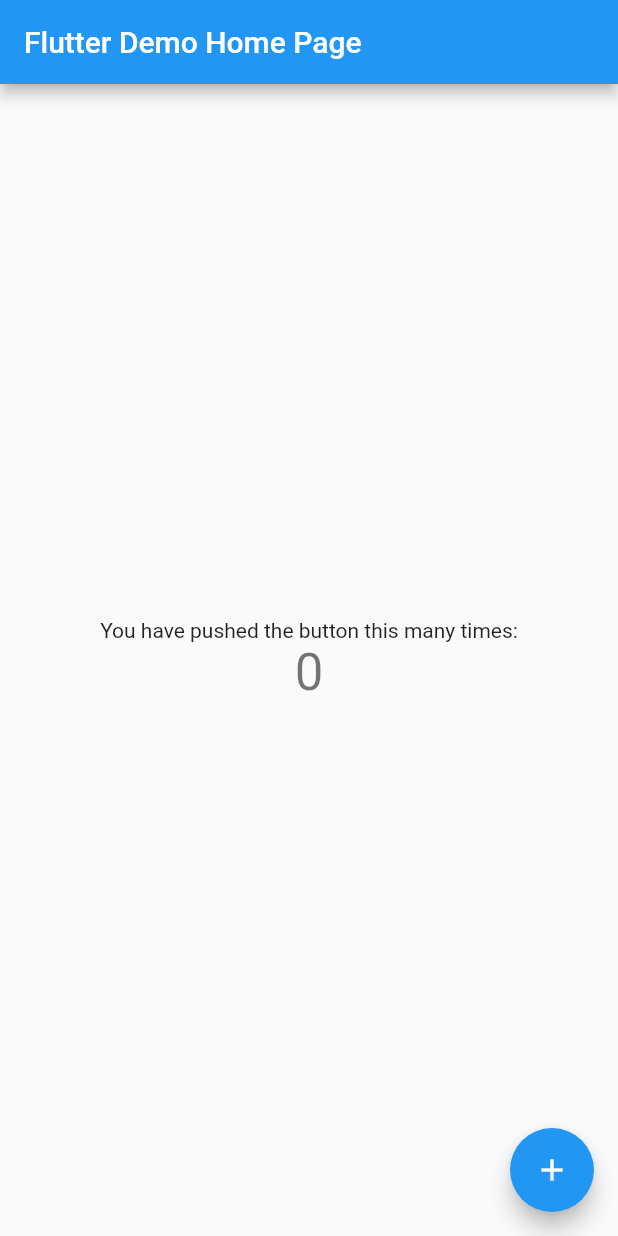
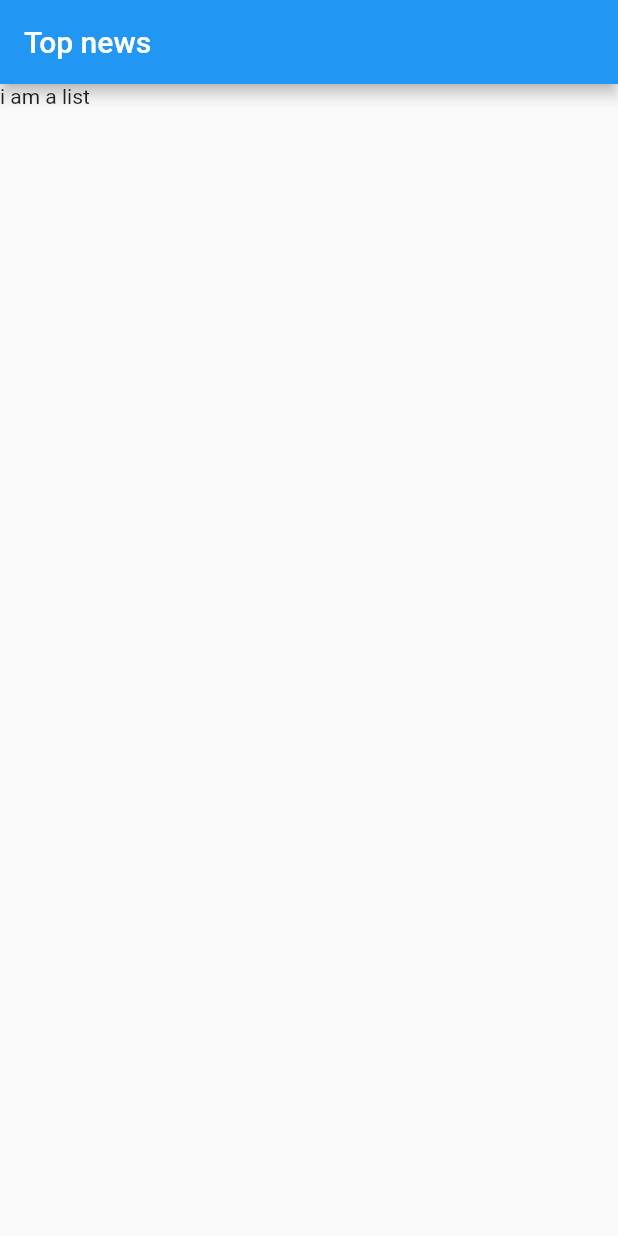
Before and after one commit to edubskiy/hacker-news, a Flutter app: the screen it shows after launch, on a phone screen of 412 x 824 dp. Run offline on Flutter 3.47's test engine with Material 2 defaults, Android fonts, the phone set to English and light mode, and no system bars; our stand-ins replace sqflite; accounts and stored records are empty.

Commit message:
Added bloc and screens; added rxdart package

```diff
--- a/lib/main.dart
+++ b/lib/main.dart
@@ -1,117 +1,6 @@
 import 'package:flutter/material.dart';
+import 'package:hacker_news/src/app.dart';
 
 void main() {
-  runApp(MyApp());
+  runApp(App());
 }
-
-class MyApp extends StatelessWidget {
-  // This widget is the root of your application.
-  @override
-  Widget build(BuildContext context) {
-    return MaterialApp(
-      title: 'Flutter Demo',
-      theme: ThemeData(
-        // This is the theme of your application.
-        //
-        // Try running your application with "flutter run". You'll see the
-        // application has a blue toolbar. Then, without quitting the app, try
-        // changing the primarySwatch below to Colors.green and then invoke
-        // "hot reload" (press "r" in the console where you ran "flutter run",
-        // or simply save your changes to "hot reload" in a Flutter IDE).
-        // Notice that the counter didn't reset back to zero; the application
-        // is not restarted.
-        primarySwatch: Colors.blue,
-        // This makes the visual density adapt to the platform that you run
-        // the app on. For desktop platforms, the controls will be smaller and
-        // closer together (more dense) than on mobile platforms.
-        visualDensity: VisualDensity.adaptivePlatformDensity,
-      ),
-      home: MyHomePage(title: 'Flutter Demo Home Page'),
-    );
-  }
-}
-
-class MyHomePage extends StatefulWidget {
-  MyHomePage({Key key, this.title}) : super(key: key);
-
-  // This widget is the home page of your application. It is stateful, meaning
-  // that it has a State object (defined below) that contains fields that affect
-  // how it looks.
-
-  // This class is the configuration for the state. It holds the values (in this
-  // case the title) provided by the parent (in this case the App widget) and
-  // used by the build method of the State. Fields in a Widget subclass are
-  // always marked "final".
-
-  final String title;
-
-  @override
-  _MyHomePageState createState() => _MyHomePageState();
-}
-
-class _MyHomePageState extends State<MyHomePage> {
-  int _counter = 0;
-
-  void _incrementCounter() {
-    setState(() {
-      // This call to setState tells the Flutter framework that something has
-      // changed in this State, which causes it to rerun the build method below
-      // so that the display can reflect the updated values. If we changed
-      // _counter without calling setState(), then the build method would not be
-      // called again, and so nothing would appear to happen.
-      _counter++;
-    });
-  }
-
-  @override
-  Widget build(BuildContext context) {
-    // This method is rerun every time setState is called, for instance as done
-    // by the _incrementCounter method above.
-    //
-    // The Flutter framework has been optimized to make rerunning build methods
-    // fast, so that you can just rebuild anything that needs updating rather
-    // than having to individually change instances of widgets.
-    return Scaffold(
-      appBar: AppBar(
-        // Here we take the value from the MyHomePage object that was created by
-        // the App.build method, and use it to set our appbar title.
-        title: Text(widget.title),
-      ),
-      body: Center(
-        // Center is a layout widget. It takes a single child and positions it
-        // in the middle of the parent.
-        child: Column(
-          // Column is also a layout widget. It takes a list of children and
-          // arranges them vertically. By default, it sizes itself to fit its
-          // children horizontally, and tries to be as tall as its parent.
-          //
-          // Invoke "debug painting" (press "p" in the console, choose the
-          // "Toggle Debug Paint" action from the Flutter Inspector in Android
-          // Studio, or the "Toggle Debug Paint" command in Visual Studio Code)
-          // to see the wireframe for each widget.
-          //
-          // Column has various properties to control how it sizes itself and
-          // how it positions its children. Here we use mainAxisAlignment to
-          // center the children vertically; the main axis here is the vertical
-          // axis because Columns are vertical (the cross axis would be
-          // horizontal).
-          mainAxisAlignment: MainAxisAlignment.center,
-          children: <Widget>[
-            Text(
-              'You have pushed the button this many times:',
-            ),
-            Text(
-              '$_counter',
-              style: Theme.of(context).textTheme.headline4,
-            ),
-          ],
-        ),
-      ),
-      floatingActionButton: FloatingActionButton(
-        onPressed: _incrementCounter,
-        tooltip: 'Increment',
-        child: Icon(Icons.add),
-      ), // This trailing comma makes auto-formatting nicer for build methods.
-    );
-  }
-}
--- /dev/null
+++ b/lib/src/app.dart
@@ -0,0 +1,12 @@
+import 'package:flutter/material.dart';
+import 'package:hacker_news/src/screens/news_list.dart';
+
+class App extends StatelessWidget {
+  @override
+  Widget build(BuildContext context) {
+    return MaterialApp(
+      title: 'News!',
+      home: NewsList(),
+    );
+  }
+}
--- /dev/null
+++ b/lib/src/blocs/stories_bloc.dart
@@ -0,0 +1 @@
+class StoriesBloc {}
--- /dev/null
+++ b/lib/src/screens/news_list.dart
@@ -0,0 +1,13 @@
+import 'package:flutter/material.dart';
+
+class NewsList extends StatelessWidget {
+  @override
+  Widget build(BuildContext context) {
+    return Scaffold(
+      appBar: AppBar(
+        title: Text('Top news'),
+      ),
+      body: Text('i am a list'),
+    );
+  }
+}
--- a/pubspec.yaml
+++ b/pubspec.yaml
@@ -31,6 +31,7 @@ dependencies:
   sqflite: ^1.3.0
   path_provider: ^1.6.11
   http: ^0.12.2
+  rxdart: ^0.24.1
 
 dev_dependencies:
   flutter_test:
```
Also changed, not shown: lib/src/blocs/stories_provider.dart (added, +19 -0 lines), pubspec.lock, 1 other file.
